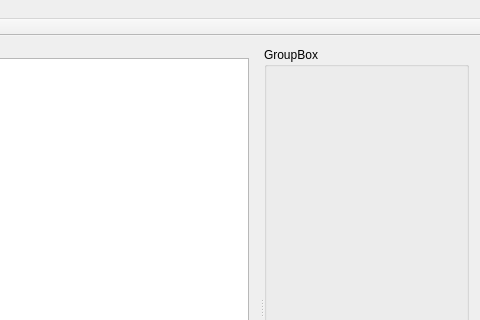
slopjong/MediaSpy, file ui/mediaspy.ui: the form before one commit; both pictures show x 320 to 800 and y 0 to 320 of the 800 by 600 pixel window.
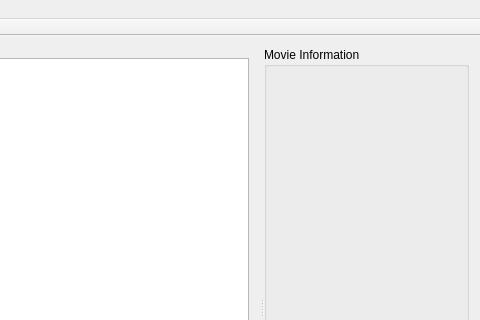
The form after the commit. Icons and pictures are not drawn.

The edit to the form file:
```diff
--- a/ui/mediaspy.ui
+++ b/ui/mediaspy.ui
@@ -24,7 +24,7 @@
       <property name="orientation">
        <enum>Qt::Horizontal</enum>
       </property>
-      <widget class="QWidget" name="">
+      <widget class="QWidget" name="layoutWidget">
        <layout class="QVBoxLayout" name="verticalLayout">
         <item>
          <widget class="QTableView" name="mediaTableView">
@@ -50,7 +50,13 @@
       </widget>
       <widget class="QGroupBox" name="groupBox">
        <property name="title">
-        <string>GroupBox</string>
+        <string>Movie Information</string>
+       </property>
+       <property name="flat">
+        <bool>false</bool>
+       </property>
+       <property name="checkable">
+        <bool>false</bool>
        </property>
       </widget>
      </widget>
```
Left out of the diff: 3 changed lines with no effect on the pictures.
